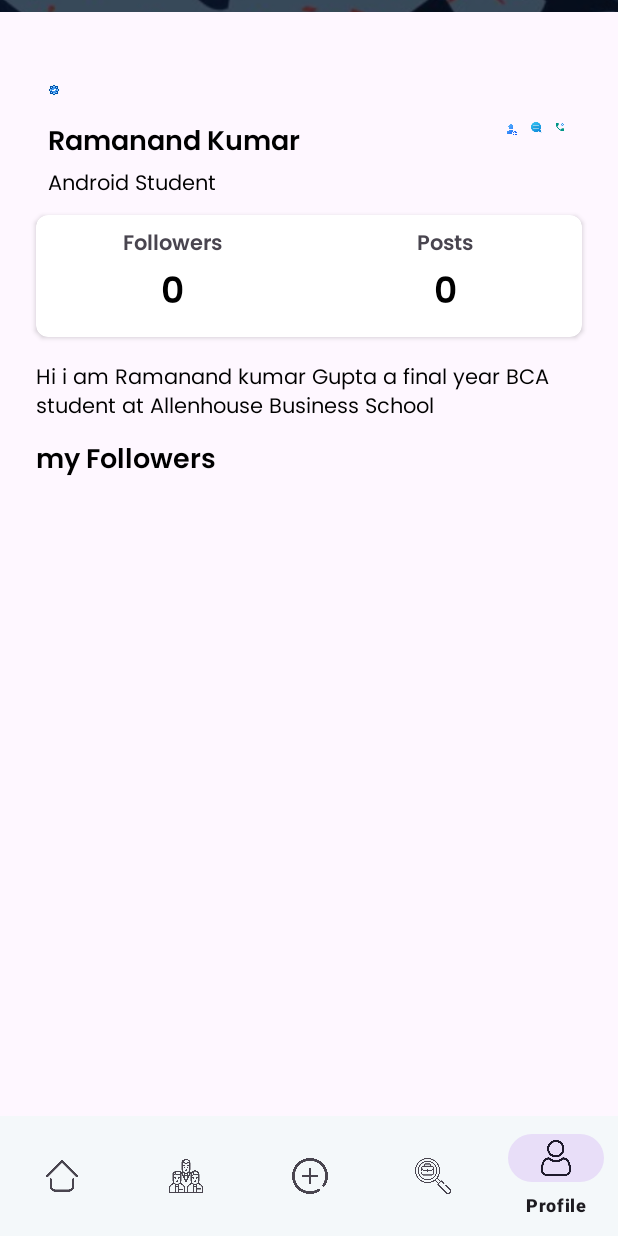
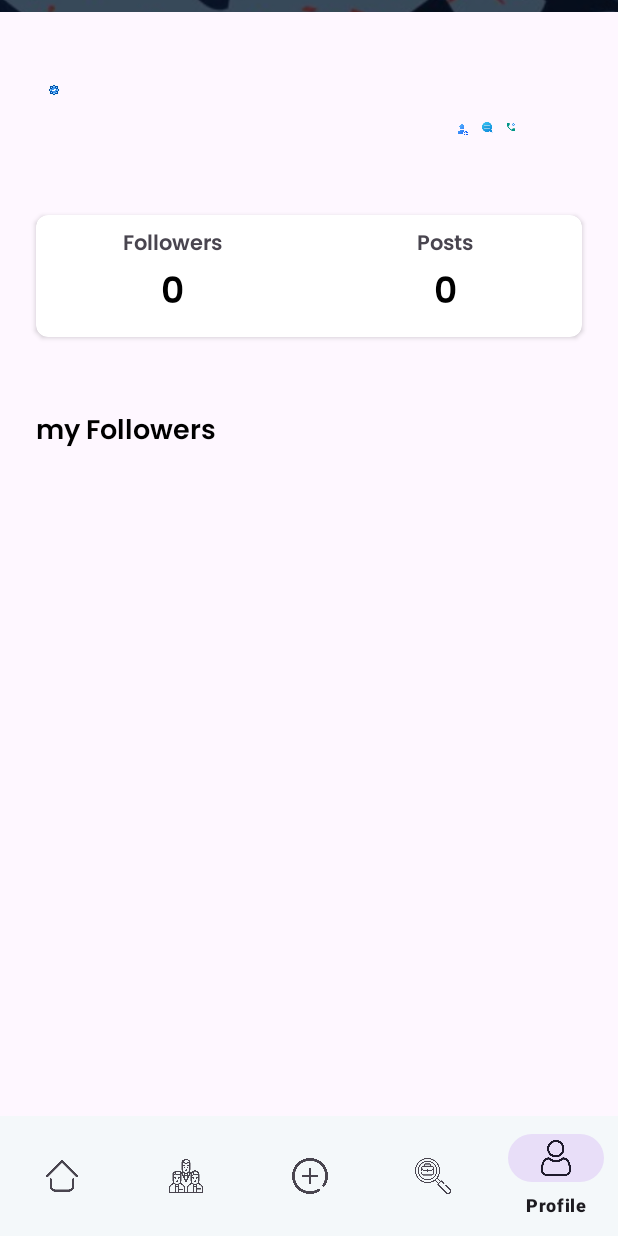
Before and after one commit to RamaScript/Allen-Connect, an Android app: the screen it shows after launch once a user with an empty profile is signed in (MainActivity), item 5 of the bottom bar chosen, on a phone screen of 412 x 824 dp. Run offline under Robolectric (Android 15) with nearby library versions, the light colour scheme and no system bars; our stand-ins replace CircleImageView, Firebase (no records; nobody signed in at launch, a user with empty details on screens opened directly), Picasso; pictures from the network do not load.

Commit message:
some basic modifications

```diff
--- a/app/src/main/java/com/ramascript/allenconnect/Login.java
+++ b/app/src/main/java/com/ramascript/allenconnect/Login.java
@@ -35,7 +35,6 @@ public class Login extends AppCompatActivity {
     FirebaseAuth auth;
 
     ActivityLoginBinding binding;
-
 
     @Override
     protected void onCreate(Bundle savedInstanceState) {
--- a/app/src/main/java/com/ramascript/allenconnect/Register.java
+++ b/app/src/main/java/com/ramascript/allenconnect/Register.java
@@ -73,7 +73,7 @@ public class Register extends AppCompatActivity {
                     String name = binding.nameET.getText().toString().trim();
                     String crn = binding.crnET.getText().toString().trim();
                     String year = binding.yearET.getText().toString().trim();
-                    String course = binding.courseET.getText().toString().trim();
+                    String course = crn.substring(2, 5);
                     String phone = binding.studentPhoneNoET.getText().toString().trim();
 
                     // Validate input fields
@@ -101,7 +101,6 @@ public class Register extends AppCompatActivity {
 
                         // Course validation
                         if (course.isEmpty()) {
-                            binding.courseET.setError("Course is required");
                             isValid = false;
                         }
 
--- a/app/src/main/res/layout/activity_chat_detail.xml
+++ b/app/src/main/res/layout/activity_chat_detail.xml
@@ -45,7 +45,6 @@
             android:layout_height="wrap_content"
             android:layout_marginStart="5dp"
             android:layout_weight="1"
-            android:text="RamaScript"
             android:fontFamily="@font/poppins_semibold"
             android:textColor="@color/black"
             android:textSize="18sp"
--- a/app/src/main/res/layout/activity_comment.xml
+++ b/app/src/main/res/layout/activity_comment.xml
@@ -108,7 +108,7 @@
                 android:paddingTop="4dp"
                 android:paddingRight="12dp"
                 android:paddingBottom="1dp"
-                android:text="TextView"
+                android:text=" "
                 android:textColor="@color/black"
                 android:textSize="16dp"
                 app:layout_constraintBottom_toBottomOf="@+id/profile_image_post"
@@ -123,7 +123,7 @@
                 android:layout_marginStart="12dp"
                 android:layout_marginTop="8dp"
                 android:layout_marginEnd="12dp"
-                android:text="TextView"
+                android:text=" "
                 app:layout_constraintEnd_toEndOf="@+id/postImageComment"
                 app:layout_constraintStart_toStartOf="@+id/postImageComment"
                 app:layout_constraintTop_toBottomOf="@id/postImageComment" />
--- a/app/src/main/res/layout/activity_login.xml
+++ b/app/src/main/res/layout/activity_login.xml
@@ -66,7 +66,7 @@
                 android:layout_width="match_parent"
                 android:layout_height="wrap_content"
                 android:ems="10"
-                android:inputType="text"
+                android:inputType="textEmailAddress"
                 android:textColor="@color/black"
                 android:hint="Enter Email"
                 android:textColorHint="@color/alphaBlack"
@@ -126,7 +126,6 @@
                     android:visibility="gone" />
             </LinearLayout>
 
-
         </LinearLayout>
 
     </androidx.cardview.widget.CardView>
--- a/app/src/main/res/layout/activity_login_as.xml
+++ b/app/src/main/res/layout/activity_login_as.xml
@@ -155,7 +155,7 @@
                 android:layout_height="wrap_content"
                 android:gravity="right"
                 android:text="Don't have an account?"
-                android:textColor="@color/alphaBlack" />
+                android:textColor="@color/dark_gray" />
 
 
         </LinearLayout>
--- a/app/src/main/res/layout/fragment_home.xml
+++ b/app/src/main/res/layout/fragment_home.xml
@@ -36,7 +36,8 @@
             android:layout_marginTop="8dp"
             android:layout_marginEnd="8dp"
             android:layout_marginBottom="8dp"
-            android:src="@drawable/ic_notification" />
+            android:src="@drawable/ic_notification"
+            android:visibility="invisible" />
 
         <ImageView
             android:id="@+id/chatHomeIV"
--- a/app/src/main/res/layout/fragment_post.xml
+++ b/app/src/main/res/layout/fragment_post.xml
@@ -81,7 +81,7 @@
                 android:layout_height="wrap_content"
                 android:layout_marginBottom="-4dp"
                 android:fontFamily="@font/poppins_bold"
-                android:text="Name"
+                android:text=" "
                 android:textSize="18dp" />
 
             <TextView
@@ -89,7 +89,7 @@
                 android:layout_width="match_parent"
                 android:layout_height="wrap_content"
                 android:fontFamily="@font/poppins"
-                android:text="Profession"
+                android:text=" "
                 android:textSize="12dp" />
 
         </LinearLayout>
--- a/app/src/main/res/layout/fragment_profile.xml
+++ b/app/src/main/res/layout/fragment_profile.xml
@@ -100,10 +100,10 @@
         android:layout_width="wrap_content"
         android:layout_height="wrap_content"
         android:layout_marginTop="16dp"
-        android:text="Ramanand Kumar"
         android:fontFamily="@font/poppins_semibold"
+        android:text=" "
+        android:textColor="@color/black"
         android:textSize="18dp"
-        android:textColor="@color/black"
         diagonal:layout_constraintEnd_toEndOf="@+id/profile_image"
         diagonal:layout_constraintHorizontal_bias="0.0"
         diagonal:layout_constraintStart_toStartOf="@+id/profile_image"
@@ -113,9 +113,9 @@
         android:id="@+id/professionTV"
         android:layout_width="wrap_content"
         android:layout_height="wrap_content"
-        android:text="Android Student"
+        android:fontFamily="@font/poppins"
+        android:text=" "
         android:textColor="@color/black"
-        android:fontFamily="@font/poppins"
         diagonal:layout_constraintEnd_toEndOf="@+id/name"
         diagonal:layout_constraintHorizontal_bias="0.0"
         diagonal:layout_constraintStart_toStartOf="@+id/name"
@@ -259,12 +259,12 @@
         android:id="@+id/BioTV"
         android:layout_width="match_parent"
         android:layout_height="wrap_content"
+        android:layout_marginStart="24dp"
         android:layout_marginTop="16dp"
-        android:layout_marginStart="24dp"
         android:layout_marginEnd="24dp"
         android:fontFamily="@font/poppins"
+        android:text=" "
         android:textColor="@color/black"
-        android:text="Hi i am Ramanand kumar Gupta a final year BCA student at Allenhouse Business School"
         diagonal:layout_constraintEnd_toEndOf="parent"
         diagonal:layout_constraintStart_toStartOf="parent"
         diagonal:layout_constraintTop_toBottomOf="@+id/cardView" />
@@ -287,14 +287,15 @@
         android:id="@+id/friendRV"
         android:layout_width="match_parent"
         android:layout_height="wrap_content"
+        android:layout_marginStart="8dp"
+
         android:layout_marginTop="8dp"
-
-        tools:listitem="@layout/rv_followers_sample"
+        android:orientation="horizontal"
         diagonal:layoutManager="androidx.recyclerview.widget.LinearLayoutManager"
-        android:orientation="horizontal"
         diagonal:layout_constraintEnd_toEndOf="@+id/myFollowersTV"
         diagonal:layout_constraintHorizontal_bias="0.0"
         diagonal:layout_constraintStart_toStartOf="@+id/myFollowersTV"
-        diagonal:layout_constraintTop_toBottomOf="@+id/myFollowersTV" />
+        diagonal:layout_constraintTop_toBottomOf="@+id/myFollowersTV"
+        tools:listitem="@layout/rv_followers_sample" />
 
 </androidx.constraintlayout.widget.ConstraintLayout>
```
Also changed, not shown: app/src/main/res/layout/activity_register.xml (+3 -14 lines), app/src/main/res/layout/content_chat_detail.xml (deleted, +0 -20 lines), app/src/main/java/com/ramascript/allenconnect/Adapters/UserAdapter.java (line endings or trailing spaces).
